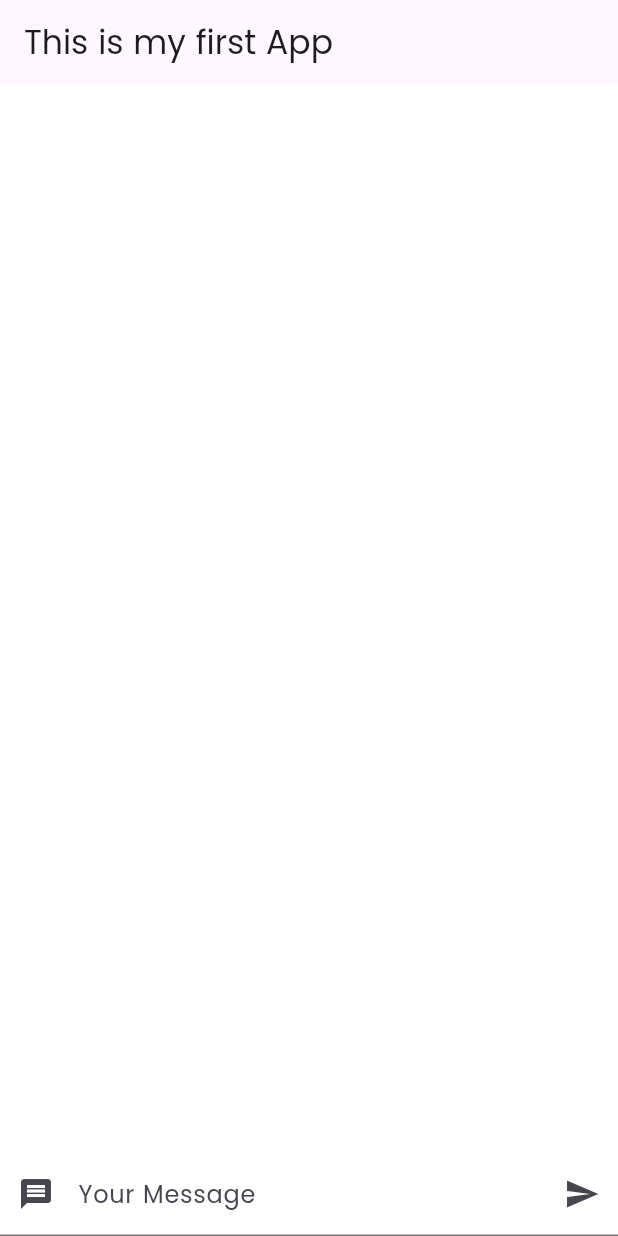
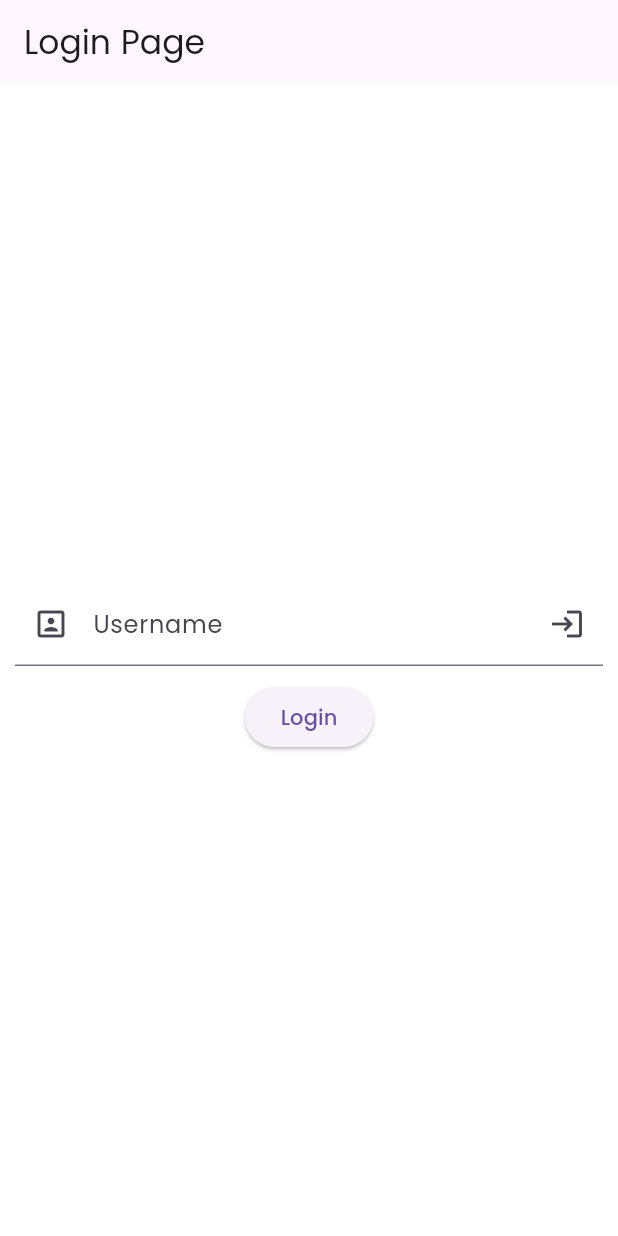
Before and after one commit to ccmanganti/flutter-practice, a Flutter app: the screen it shows after launch, on a phone screen of 412 x 824 dp. Run offline on Flutter 3.47's test engine with Material 3 defaults, Android fonts, the phone set to English and light mode, and no system bars.

```diff
--- a/lib/app.dart
+++ b/lib/app.dart
@@ -6,7 +6,8 @@ import 'postList.dart';
 import 'textInputWidget.dart';
 
 class MyHome extends StatefulWidget {
-  const MyHome({super.key});
+  final String name;
+  const MyHome({super.key, required this.name});
 
   @override
   State<MyHome> createState() => _MyHomeState();
@@ -17,7 +18,7 @@ class _MyHomeState extends State<MyHome> {
 
   void newPost(text) {
     this.setState(() {
-      posts.add(new Post(text, "Clark"));
+      posts.add(new Post(text, widget.name));
     });
   }
 
--- /dev/null
+++ b/lib/login.dart
@@ -0,0 +1,72 @@
+import 'package:flutter/material.dart';
+import 'package:hello_world/app.dart';
+import 'post.dart';
+
+class LoginPage extends StatelessWidget {
+  const LoginPage({super.key});
+
+  @override
+  Widget build(BuildContext context) {
+    return Scaffold(
+      appBar: AppBar(
+        title: Text("Login Page"),
+      ),
+      body: Body(),
+    );
+  }
+}
+
+class Body extends StatefulWidget {
+  const Body({super.key});
+
+  @override
+  State<Body> createState() => _BodyState();
+}
+
+class _BodyState extends State<Body> {
+  late String name;
+  TextEditingController controller = new TextEditingController();
+
+  void login() {
+    name = controller.text;
+    Navigator.push(
+      context,
+      MaterialPageRoute(
+        builder: (context) => MyHome(
+          name: name,
+        )
+      )
+    );
+  }
+
+  @override
+  Widget build(BuildContext context) {
+    return Container(
+      child: Column(
+        mainAxisAlignment: MainAxisAlignment.center,
+        children: [
+          Padding(
+            padding: const EdgeInsets.all(10.0),
+            child: Container(
+              child: TextField(
+                controller: controller,
+                decoration: InputDecoration(
+                    labelText: "Username",
+                    prefixIcon: Icon(Icons.portrait),
+                    suffixIcon: IconButton(
+                      onPressed: login,
+                      icon: Icon(Icons.login),
+                      tooltip: "Login",
+                    )),
+              ),
+            ),
+          ),
+          ElevatedButton(
+            onPressed: login,
+            child: Text("Login"),
+          )
+        ],
+      ),
+    );
+  }
+}
--- a/lib/main.dart
+++ b/lib/main.dart
@@ -1,5 +1,5 @@
 import 'package:flutter/material.dart';
-import 'app.dart';
+import 'package:hello_world/login.dart';
 
 void main() {
   runApp(const MyApp());
@@ -18,7 +18,7 @@ class MyApp extends StatelessWidget {
           fontFamily: 'Poppins',
           primaryColor: primaryColor,
           scaffoldBackgroundColor: Colors.white),
-      home: MyHome(),
+      home: LoginPage(),
     );
   }
 }
--- a/pubspec.yaml
+++ b/pubspec.yaml
@@ -30,6 +30,8 @@ environment:
 dependencies:
   flutter:
     sdk: flutter
+  firebase_auth: ^5.0.0
+  google_sign_in: ^6.0.0
 
 
   # The following adds the Cupertino Icons font to your application.
```
Also changed, not shown: pubspec.lock, 8 other files.
